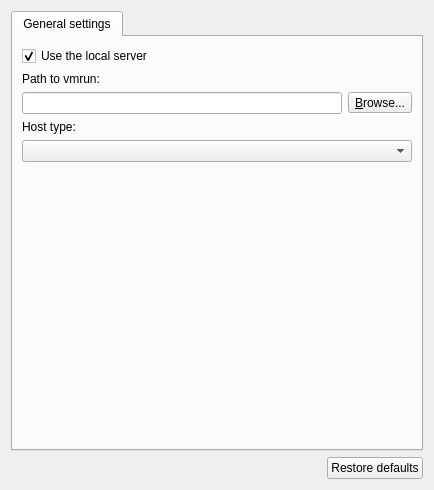
Old version of the form gns3/modules/vmware/ui/vmware_preferences_page.ui in the repository GNS3/gns3-gui.
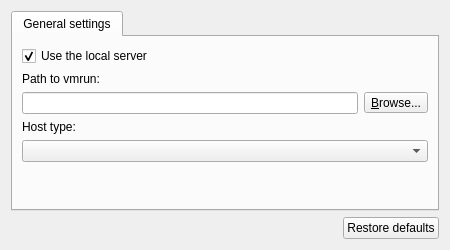
New version of the form.

Diff of the .ui file:
```diff
--- a/gns3/modules/vmware/ui/vmware_preferences_page.ui
+++ b/gns3/modules/vmware/ui/vmware_preferences_page.ui
@@ -6,8 +6,8 @@
    <rect>
     <x>0</x>
     <y>0</y>
-    <width>430</width>
-    <height>490</height>
+    <width>450</width>
+    <height>250</height>
    </rect>
   </property>
   <property name="windowTitle">
```
